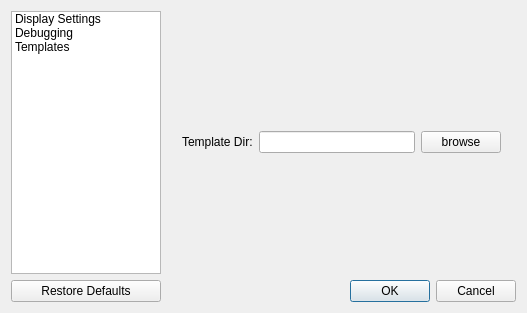
The window that TIGLViewer/src/TIGLViewerSettingsDialog.ui (DLR-SC/tigl) describes before a commit, drawn with Qt 5.
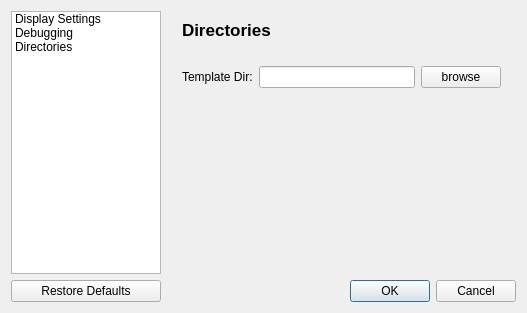
The same window after the commit. The open tabs and pages were chosen to show the change. Icons and pictures are not drawn.

Commit message: Changed default template directory to be in install path

The edit to the form file:
```diff
--- a/TIGLViewer/src/TIGLViewerSettingsDialog.ui
+++ b/TIGLViewer/src/TIGLViewerSettingsDialog.ui
@@ -9,7 +9,7 @@
    <rect>
     <x>0</x>
     <y>0</y>
-    <width>503</width>
+    <width>509</width>
     <height>310</height>
    </rect>
   </property>
@@ -611,7 +611,64 @@
       </layout>
      </widget>
      <widget class="QWidget" name="templatesPageDisplaySettings">
-      <layout class="QVBoxLayout" name="verticalLayout_5">
+      <layout class="QVBoxLayout" name="verticalLayout_3">
+       <item>
+        <layout class="QHBoxLayout" name="horizontalLayout_10">
+         <item>
+          <widget class="QLabel" name="label_15">
+           <property name="font">
+            <font>
+             <pointsize>10</pointsize>
+             <weight>75</weight>
+             <bold>true</bold>
+            </font>
+           </property>
+           <property name="text">
+            <string>&lt;html&gt;&lt;head/&gt;&lt;body&gt;&lt;p&gt;&lt;span style=&quot; font-size:13pt;&quot;&gt;Directories&lt;/span&gt;&lt;/p&gt;&lt;/body&gt;&lt;/html&gt;</string>
+           </property>
+          </widget>
+         </item>
+         <item>
+          <spacer name="horizontalSpacer_8">
+           <property name="orientation">
+            <enum>Qt::Horizontal</enum>
+           </property>
+           <property name="sizeHint" stdset="0">
+            <size>
+             <width>40</width>
+             <height>20</height>
+            </size>
+           </property>
+          </spacer>
+         </item>
+         <item>
+          <widget class="QLabel" name="label_16">
+           <property name="text">
+            <string/>
+           </property>
+           <property name="pixmap">
+            <pixmap resource="TIGLViewer.qrc">:/gfx/settings-display.png</pixmap>
+           </property>
+          </widget>
+         </item>
+        </layout>
+       </item>
+       <item>
+        <spacer name="verticalSpacer_7">
+         <property name="orientation">
+          <enum>Qt::Vertical</enum>
+         </property>
+         <property name="sizeType">
+          <enum>QSizePolicy::Maximum</enum>
+         </property>
+         <property name="sizeHint" stdset="0">
+          <size>
+           <width>20</width>
+           <height>20</height>
+          </size>
+         </property>
+        </spacer>
+       </item>
        <item>
         <layout class="QHBoxLayout" name="horizontalLayout_8">
          <item>
@@ -637,6 +694,19 @@
          </item>
         </layout>
        </item>
+       <item>
+        <spacer name="verticalSpacer_6">
+         <property name="orientation">
+          <enum>Qt::Vertical</enum>
+         </property>
+         <property name="sizeHint" stdset="0">
+          <size>
+           <width>20</width>
+           <height>40</height>
+          </size>
+         </property>
+        </spacer>
+       </item>
       </layout>
      </widget>
     </widget>
@@ -667,7 +737,7 @@
      </item>
      <item>
       <property name="text">
-       <string>Templates</string>
+       <string>Directories</string>
       </property>
      </item>
     </widget>
```
Left out of the diff: 2 changed lines with no effect on the pictures. The commit also changes 4 other files.
